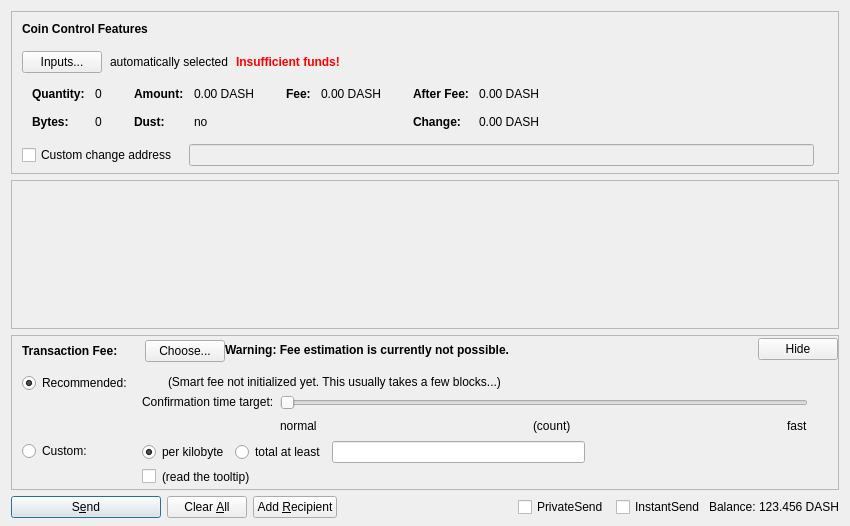
Above: src/qt/forms/sendcoinsdialog.ui from trinm1987/villagCoin before the change. Below: the same form after it.
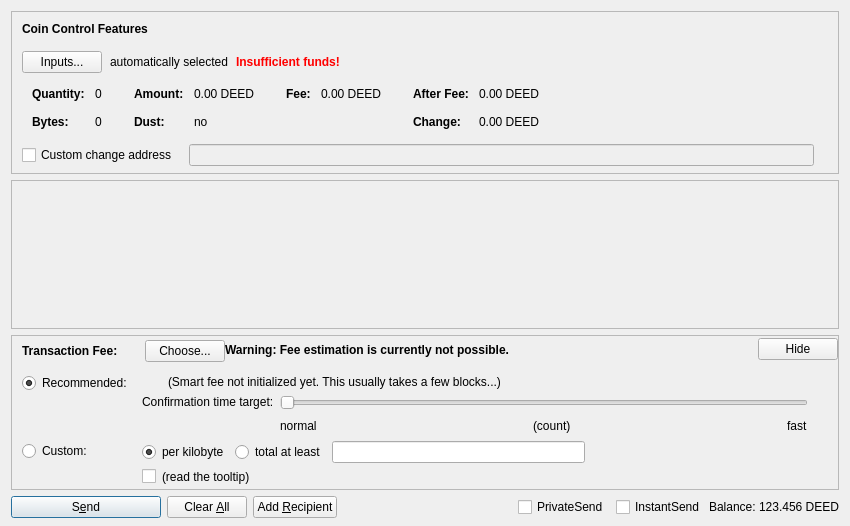
That is the form after the change. Custom widgets are drawn as their Qt base class.

Diff of the .ui file:
```diff
--- a/src/qt/forms/sendcoinsdialog.ui
+++ b/src/qt/forms/sendcoinsdialog.ui
@@ -324,7 +324,7 @@
                   <enum>Qt::ActionsContextMenu</enum>
                  </property>
                  <property name="text">
-                  <string notr="true">0.00 DASH</string>
+                  <string notr="true">0.00 DEED</string>
                  </property>
                  <property name="textInteractionFlags">
                   <set>Qt::LinksAccessibleByMouse|Qt::TextSelectableByKeyboard|Qt::TextSelectableByMouse</set>
@@ -404,7 +404,7 @@
                   <enum>Qt::ActionsContextMenu</enum>
                  </property>
                  <property name="text">
-                  <string notr="true">0.00 DASH</string>
+                  <string notr="true">0.00 DEED</string>
                  </property>
                  <property name="textInteractionFlags">
                   <set>Qt::LinksAccessibleByMouse|Qt::TextSelectableByKeyboard|Qt::TextSelectableByMouse</set>
@@ -455,7 +455,7 @@
                   <enum>Qt::ActionsContextMenu</enum>
                  </property>
                  <property name="text">
-                  <string notr="true">0.00 DASH</string>
+                  <string notr="true">0.00 DEED</string>
                  </property>
                  <property name="textInteractionFlags">
                   <set>Qt::LinksAccessibleByMouse|Qt::TextSelectableByKeyboard|Qt::TextSelectableByMouse</set>
@@ -484,7 +484,7 @@
                   <enum>Qt::ActionsContextMenu</enum>
                  </property>
                  <property name="text">
-                  <string notr="true">0.00 DASH</string>
+                  <string notr="true">0.00 DEED</string>
                  </property>
                  <property name="textInteractionFlags">
                   <set>Qt::LinksAccessibleByMouse|Qt::TextSelectableByKeyboard|Qt::TextSelectableByMouse</set>
@@ -1326,7 +1326,7 @@
           <cursorShape>IBeamCursor</cursorShape>
          </property>
          <property name="text">
-          <string notr="true">123.456 DASH</string>
+          <string notr="true">123.456 DEED</string>
          </property>
          <property name="textInteractionFlags">
           <set>Qt::LinksAccessibleByMouse|Qt::TextSelectableByKeyboard|Qt::TextSelectableByMouse</set>
```
